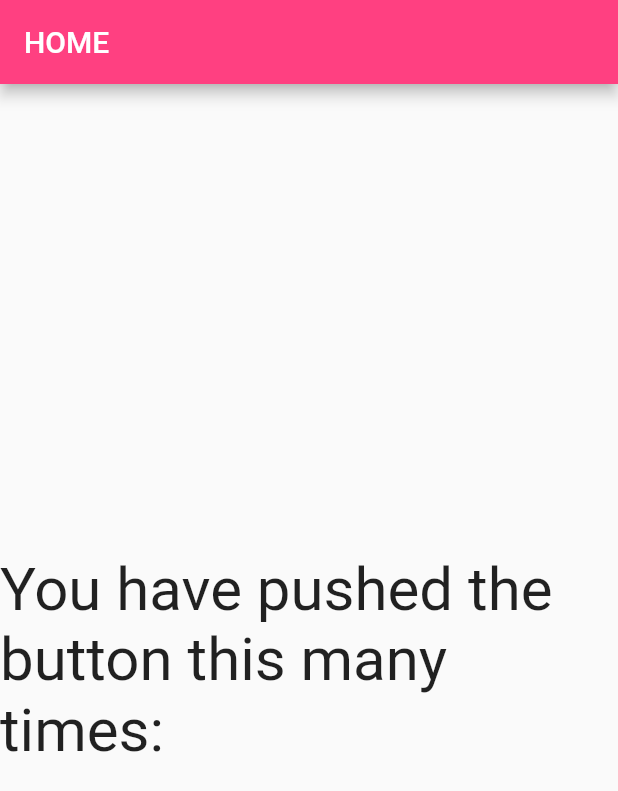
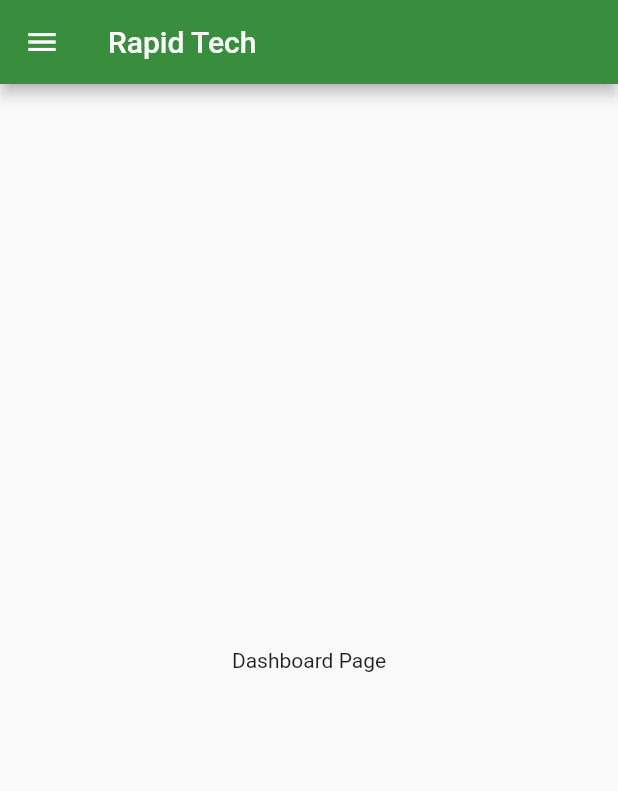
Before and after one commit to yerbaguy/dev4passion_mdapp_patient, a Flutter app: the screen it shows after launch, on a phone screen of 412 x 824 dp. Shown: the top 791 px of the screen. Run offline on Flutter 3.47's test engine with Material 2 defaults, Android fonts, the phone set to English and light mode, and no system bars.

Commit message:
dev4passion_mdadpp_patient navigation drawer update

```diff
--- /dev/null
+++ b/lib/dashboard.dart
@@ -0,0 +1,12 @@
+import 'package:flutter/material.dart';
+
+class DashboardPage extends StatelessWidget {
+  @override
+  Widget build(BuildContext context) {
+    return Container(
+      child: Center(
+        child: Text("Dashboard Page"),
+      ),
+    );
+  }
+}
--- a/lib/main.dart
+++ b/lib/main.dart
@@ -1,5 +1,18 @@
 import 'package:flutter/material.dart';
 import 'package:dev4passion_mdapp_patient/screens/home/home.dart';
+
+import 'package:dev4passion_mdapp_patient/privacy_policy.dart';
+import 'package:dev4passion_mdapp_patient/send_feedback.dart';
+import 'package:dev4passion_mdapp_patient/settings.dart';
+
+
+import 'contacts.dart';
+import 'dashboard.dart';
+import 'events.dart';
+import 'my_drawer_header.dart';
+import 'notes.dart';
+import 'notifications.dart';
+
 
 void main() {
   runApp(const MyApp());
@@ -26,92 +39,246 @@ class MyApp extends StatelessWidget {
         primarySwatch: Colors.blue,
       ),
       // home: const MyHomePage(title: 'Flutter Demo Home Page'),
-      home: Home(),
+      // home: Home(),
+      home: HomePage(),
     );
   }
 }
 
-class MyHomePage extends StatefulWidget {
-  const MyHomePage({super.key, required this.title});
 
-  // This widget is the home page of your application. It is stateful, meaning
-  // that it has a State object (defined below) that contains fields that affect
-  // how it looks.
-
-  // This class is the configuration for the state. It holds the values (in this
-  // case the title) provided by the parent (in this case the App widget) and
-  // used by the build method of the State. Fields in a Widget subclass are
-  // always marked "final".
-
-  final String title;
+class HomePage extends StatefulWidget {
+  //const Main({ Key? key }) : super(key: key);
 
   @override
-  State<MyHomePage> createState() => _MyHomePageState();
+  _HomePageState createState() => _HomePageState();
 }
 
-class _MyHomePageState extends State<MyHomePage> {
-  int _counter = 0;
+class _HomePageState extends State<HomePage> {
 
-  void _incrementCounter() {
-    setState(() {
-      // This call to setState tells the Flutter framework that something has
-      // changed in this State, which causes it to rerun the build method below
-      // so that the display can reflect the updated values. If we changed
-      // _counter without calling setState(), then the build method would not be
-      // called again, and so nothing would appear to happen.
-      _counter++;
-    });
-  }
+  var currentPage = DrawerSections.dashboard;
 
   @override
   Widget build(BuildContext context) {
-    // This method is rerun every time setState is called, for instance as done
-    // by the _incrementCounter method above.
-    //
-    // The Flutter framework has been optimized to make rerunning build methods
-    // fast, so that you can just rebuild anything that needs updating rather
-    // than having to individually change instances of widgets.
+
+    var container;
+    if (currentPage == DrawerSections.dashboard) {
+      container = DashboardPage();
+    } else if (currentPage == DrawerSections.contacts) {
+      container = ContactsPage();
+    } else if (currentPage == DrawerSections.events) {
+      container = EventsPage();
+    } else if (currentPage == DrawerSections.notes) {
+      container = NotesPage();
+    } else if (currentPage == DrawerSections.settings) {
+      container = SettingsPage();
+    } else if (currentPage == DrawerSections.notifications) {
+      container = NotificationsPage();
+    } else if (currentPage == DrawerSections.privacy_policy) {
+      container = PrivacyPolicyPage();
+    } else if (currentPage == DrawerSections.send_feedback) {
+      container = SendFeedbackPage();
+    }
+
     return Scaffold(
       appBar: AppBar(
-        // Here we take the value from the MyHomePage object that was created by
-        // the App.build method, and use it to set our appbar title.
-        title: Text(widget.title),
+        backgroundColor: Colors.green[700],
+        title: Text("Rapid Tech"),
       ),
-      body: Center(
-        // Center is a layout widget. It takes a single child and positions it
-        // in the middle of the parent.
-        child: Column(
-          // Column is also a layout widget. It takes a list of children and
-          // arranges them vertically. By default, it sizes itself to fit its
-          // children horizontally, and tries to be as tall as its parent.
-          //
-          // Invoke "debug painting" (press "p" in the console, choose the
-          // "Toggle Debug Paint" action from the Flutter Inspector in Android
-          // Studio, or the "Toggle Debug Paint" command in Visual Studio Code)
-          // to see the wireframe for each widget.
-          //
-          // Column has various properties to control how it sizes itself and
-          // how it positions its children. Here we use mainAxisAlignment to
-          // center the children vertically; the main axis here is the vertical
-          // axis because Columns are vertical (the cross axis would be
-          // horizontal).
-          mainAxisAlignment: MainAxisAlignment.center,
-          children: <Widget>[
-            const Text(
-              'You have pushed the button this many times:',
+      body: container,
+      drawer: Drawer(
+        child: SingleChildScrollView(
+          child: Container(
+            child: Column(
+              children: [
+                MyHeaderDrawer(),
+                MyDrawerList(),
+              ],
             ),
-            Text(
-              '$_counter',
-              style: Theme.of(context).textTheme.headlineMedium,
-            ),
-          ],
+          ),
         ),
       ),
-      floatingActionButton: FloatingActionButton(
-        onPressed: _incrementCounter,
-        tooltip: 'Increment',
-        child: const Icon(Icons.add),
-      ), // This trailing comma makes auto-formatting nicer for build methods.
+    );
+  }
+
+   Widget MyDrawerList() {
+    return Container(
+      padding: EdgeInsets.only(
+        top: 15,
+      ),
+      child: Column(
+        // shows the list of menu drawer
+        children: [
+          menuItem(1, "Dashboard", Icons.dashboard_outlined,
+              currentPage == DrawerSections.dashboard ? true : false),
+          menuItem(2, "Contacts", Icons.people_alt_outlined,
+              currentPage == DrawerSections.contacts ? true : false),
+          menuItem(3, "Events", Icons.event,
+              currentPage == DrawerSections.events ? true : false),
+          menuItem(4, "Notes", Icons.notes,
+              currentPage == DrawerSections.notes ? true : false),
+          Divider(),
+          menuItem(5, "Settings", Icons.settings_outlined,
+              currentPage == DrawerSections.settings ? true : false),
+          menuItem(6, "Notifications", Icons.notifications_outlined,
+              currentPage == DrawerSections.notifications ? true : false),
+          Divider(),
+          menuItem(7, "Privacy policy", Icons.privacy_tip_outlined,
+              currentPage == DrawerSections.privacy_policy ? true : false),
+          menuItem(8, "Send feedback", Icons.feedback_outlined,
+              currentPage == DrawerSections.send_feedback ? true : false),
+        ],
+      ),
+    );
+  }
+
+  Widget menuItem(int id, String title, IconData icon, bool selected) {
+    return Material(
+      color: selected ? Colors.grey[300] : Colors.transparent,
+      child: InkWell(
+        onTap: () {
+          Navigator.pop(context);
+          setState(() {
+            if (id == 1) {
+              currentPage = DrawerSections.dashboard;
+            } else if (id == 2) {
+              currentPage = DrawerSections.contacts;
+            } else if (id == 3) {
+              currentPage = DrawerSections.events;
+            } else if (id == 4) {
+              currentPage = DrawerSections.notes;
+            } else if (id == 5) {
+              currentPage = DrawerSections.settings;
+            } else if (id == 6) {
+              currentPage = DrawerSections.notifications;
+            } else if (id == 7) {
+              currentPage = DrawerSections.privacy_policy;
+            } else if (id == 8) {
+              currentPage = DrawerSections.send_feedback;
+            }
+          });
+        },
+        child: Padding(
+          padding: EdgeInsets.all(15.0),
+          child: Row(
+            children: [
+              Expanded(
+                child: Icon(
+                  icon,
+                  size: 20,
+                  color: Colors.black,
+                ),
+              ),
+              Expanded(
+                flex: 3,
+                child: Text(
+                  title,
+                  style: TextStyle(
+                    color: Colors.black,
+                    fontSize: 16,
+                  ),
+                ),
+              ),
+            ],
+          ),
+        ),
+      ),
     );
   }
 }
+
+enum DrawerSections {
+  dashboard,
+  contacts,
+  events,
+  notes,
+  settings,
+  notifications,
+  privacy_policy,
+  send_feedback,
+}
+
+
+// class MyHomePage extends StatefulWidget {
+//   const MyHomePage({super.key, required this.title});
+
+//   // This widget is the home page of your application. It is stateful, meaning
+//   // that it has a State object (defined below) that contains fields that affect
+//   // how it looks.
+
+//   // This class is the configuration for the state. It holds the values (in this
+//   // case the title) provided by the parent (in this case the App widget) and
+//   // used by the build method of the State. Fields in a Widget subclass are
+//   // always marked "final".
+
+//   final String title;
+
+//   @override
+//   State<MyHomePage> createState() => _MyHomePageState();
+// }
+
+// class _MyHomePageState extends State<MyHomePage> {
+//   int _counter = 0;
+
+//   void _incrementCounter() {
+//     setState(() {
+//       // This call to setState tells the Flutter framework that something has
+//       // changed in this State, which causes it to rerun the build method below
+//       // so that the display can reflect the updated values. If we changed
+//       // _counter without calling setState(), then the build method would not be
+//       // called again, and so nothing would appear to happen.
+//       _counter++;
+//     });
+//   }
+
+//   @override
+//   Widget build(BuildContext context) {
+//     // This method is rerun every time setState is called, for instance as done
+//     // by the _incrementCounter method above.
+//     //
+//     // The Flutter framework has been optimized to make rerunning build methods
+//     // fast, so that you can just rebuild anything that needs updating rather
+//     // than having to individually change instances of widgets.
+//     return Scaffold(
+//       appBar: AppBar(
+//         // Here we take the value from the MyHomePage object that was created by
+//         // the App.build method, and use it to set our appbar title.
+//         title: Text(widget.title),
+//       ),
+//       body: Center(
+//         // Center is a layout widget. It takes a single child and positions it
+//         // in the middle of the parent.
+//         child: Column(
+//           // Column is also a layout widget. It takes a list of children and
+//           // arranges them vertically. By default, it sizes itself to fit its
+//           // children horizontally, and tries to be as tall as its parent.
+//           //
+//           // Invoke "debug painting" (press "p" in the console, choose the
+//           // "Toggle Debug Paint" action from the Flutter Inspector in Android
+//           // Studio, or the "Toggle Debug Paint" command in Visual Studio Code)
+//           // to see the wireframe for each widget.
+//           //
+//           // Column has various properties to control how it sizes itself and
+//           // how it positions its children. Here we use mainAxisAlignment to
+//           // center the children vertically; the main axis here is the vertical
+//           // axis because Columns are vertical (the cross axis would be
+//           // horizontal).
+//           mainAxisAlignment: MainAxisAlignment.center,
+//           children: <Widget>[
+//             const Text(
+//               'You have pushed the button this many times:',
+//             ),
+//             Text(
+//               '$_counter',
+//               style: Theme.of(context).textTheme.headlineMedium,
+//             ),
+//           ],
+//         ),
+//       ),
+//       floatingActionButton: FloatingActionButton(
+//         onPressed: _incrementCounter,
+//         tooltip: 'Increment',
+//         child: const Icon(Icons.add),
+//       ), // This trailing comma makes auto-formatting nicer for build methods.
+//     );
+//   }
+// }
--- a/lib/screens/home/home.dart
+++ b/lib/screens/home/home.dart
@@ -1,5 +1,6 @@
 import 'package:flutter/material.dart';
 //import 'package:dev4passion_mdapp_/screens/drawer/Sidemenu.dart';
+//import 'package: dev4passion_mdapp_patient/screens/drawer/SideMenu.dart';
 
 class Home extends StatefulWidget {
   const Home({ Key? key }) : super(key: key);
@@ -13,6 +14,7 @@ class _HomeState extends State<Home> {
   Widget build(BuildContext context) {
    return Scaffold(
       // drawer: Sidemenu(),
+     // drawer: SideMenu(),
       appBar: AppBar(
         // Here we take the value from the MyHomePage object that was created by
         // the App.build method, and use it to set our appbar title.
```
Also changed, not shown: lib/contacts.dart (added, +12 -0 lines), lib/events.dart (added, +17 -0 lines), lib/my_drawer_header.dart (added, +44 -0 lines), lib/notes.dart (added, +17 -0 lines), lib/notifications.dart (added, +17 -0 lines), lib/privacy_policy.dart (added, +17 -0 lines), lib/screens/drawer/sidemenu.dart (added, +80 -0 lines), lib/send_feedback.dart (added, +17 -0 lines), lib/settings.dart (added, +17 -0 lines), lib/screens/more/more.dart (deleted), lib/screens/profile/profile.dart (deleted), lib/screens/team/team.dart (deleted), 16 other files.
